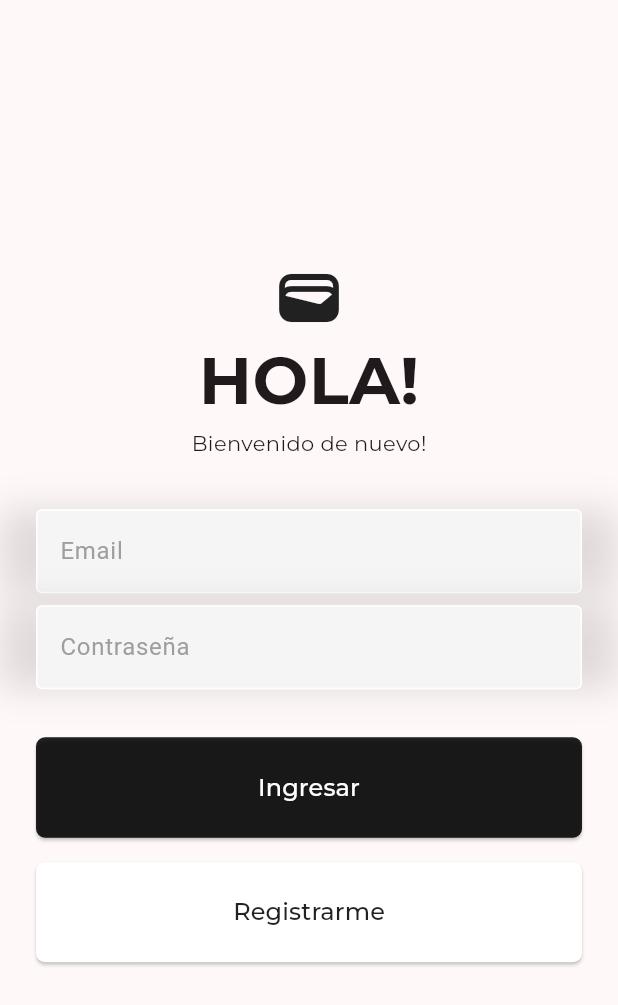
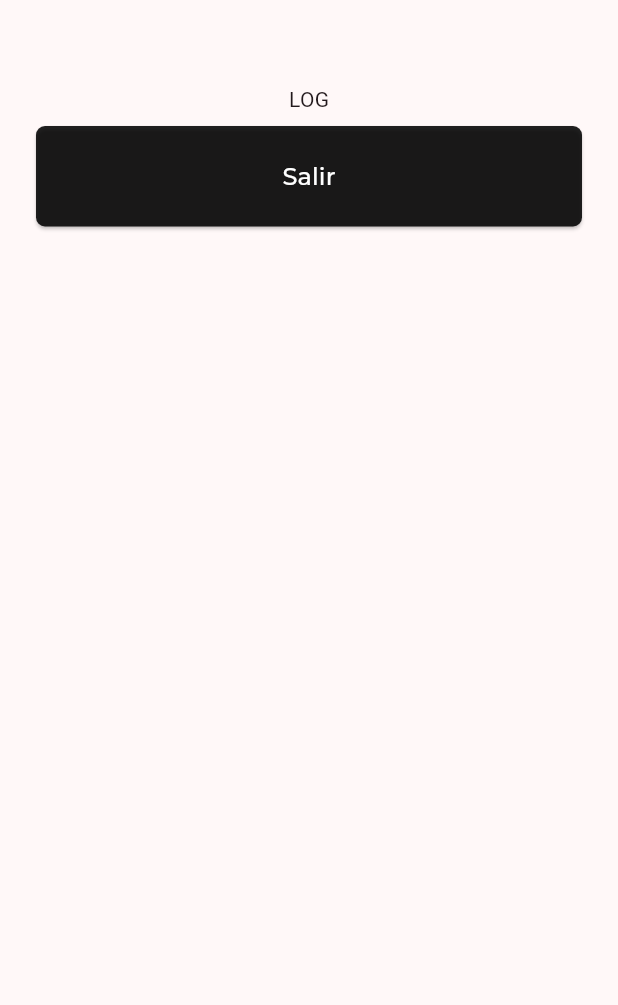
Before and after one commit to derlisrd/ovispa.app, a Flutter app: the screen it shows after launch, after a tap on "Ingresar", on a phone screen of 412 x 824 dp. Shown: the top 1005 px of the screen. Run offline on Flutter 3.47's test engine with Material 2 defaults, Android fonts, the phone set to English and light mode, and no system bars; our stand-ins replace google_fonts.

Commit message:
datos nuevos

```diff
--- a/ovispaapp/lib/src/routes/approutes.dart
+++ b/ovispaapp/lib/src/routes/approutes.dart
@@ -1,4 +1,5 @@
 import 'package:flutter/material.dart';
+import 'package:ovispaapp/src/screens/home/homescreen.dart';
 import '../screens/screens.dart';
 
 class AppRoutes {
@@ -7,7 +8,8 @@ class AppRoutes {
 
     return {
       LoginScreen.routeName :(context) => const LoginScreen(),
-      '/register':(context) => const RegisterScreen(),
+      RegisterScreen.routeName:(context) => const RegisterScreen(),
+      HomeScreen.routeName:(context) => const HomeScreen()
     };
   }
 }
--- a/ovispaapp/lib/src/screens/auth/login_screen.dart
+++ b/ovispaapp/lib/src/screens/auth/login_screen.dart
@@ -1,5 +1,6 @@
 import 'package:flutter/material.dart';
 import 'package:ovispaapp/src/screens/auth/register_screen.dart';
+import 'package:ovispaapp/src/screens/home/homescreen.dart';
 import 'package:ovispaapp/src/widgets/widgets.dart';
 
 class LoginScreen extends StatefulWidget {
@@ -15,27 +16,31 @@ class _LoginScreenState extends State<LoginScreen> {
   final emailController = TextEditingController();
   final passController = TextEditingController();
 
+
   @override
   Widget build(BuildContext context) {
     return  Scaffold(
       body: SafeArea(child:
-        Center(
+        SingleChildScrollView(
+          child: Center(
             child: Column(
               mainAxisAlignment: MainAxisAlignment.center,
               crossAxisAlignment: CrossAxisAlignment.center,
               children: [
-              const Icon(Icons.wallet, size: 48,),
+                const SizedBox(height: 64),
+                const Icon(Icons.wallet, size: 48),
                const MontseText(texto: 'HOLA!',style: TextStyle(fontSize: 44, fontWeight: FontWeight.bold)),
-             const MontseText(texto: 'Bienvenido de nuevo!',style: TextStyle(fontSize: 14)),
+               const MontseText(texto: 'Ingresa tus credenciales!',style: TextStyle(fontSize: 14)),
                 const SizedBox(height: 30,),
                 InputText(controller: emailController, hintText: 'Email'),
                 InputText(controller: passController, hintText: 'Contraseña', obscureText: true,),
                 const SizedBox(height: 20,),
-               PrimaryButton(text: "Ingresar", onTap: (){},),
+                 PrimaryButton(text: "Ingresar", onTap: (){ Navigator.pushReplacementNamed(context, HomeScreen.routeName);},),
                  SecondaryButton(text: "Registrarme", onTap: () {
                   Navigator.pushNamed(context,RegisterScreen.routeName);
                 },)
               ],
+            ),
           ),
         )
       ),
--- a/ovispaapp/lib/src/screens/auth/register_screen.dart
+++ b/ovispaapp/lib/src/screens/auth/register_screen.dart
@@ -19,13 +19,16 @@ class _RegisterScreenState extends State<RegisterScreen> {
     return  Scaffold(
       appBar: AppBar(),
       body:  SafeArea(
-        child: SafeArea(child:
+        child: SingleChildScrollView(child:
         Center(
           child: Column(
             mainAxisAlignment: MainAxisAlignment.center,
             crossAxisAlignment: CrossAxisAlignment.center,
             children: [
+              const Icon(Icons.wallet, size: 48,),
               const MontseText(texto: 'Registro',style: TextStyle(fontSize: 44, fontWeight: FontWeight.bold)),
+              const MontseText(texto: 'Usa tus datos para registrarte',style: TextStyle(fontSize: 14)),
+              const SizedBox(height: 20,),
               InputText(controller: nameController , hintText: "Nombre"),
               InputText(controller: emailController , hintText: "Email"),
               InputText(controller: passController , hintText: "Contraseña",obscureText: true,),
--- /dev/null
+++ b/ovispaapp/lib/src/screens/home/homescreen.dart
@@ -0,0 +1,23 @@
+import 'package:flutter/material.dart';
+import 'package:ovispaapp/src/screens/screens.dart';
+import 'package:ovispaapp/src/widgets/widgets.dart';
+
+
+class HomeScreen extends StatelessWidget {
+
+  static const routeName = '/home';
+
+  const HomeScreen({super.key});
+
+  @override
+  Widget build(BuildContext context) {
+    return  Scaffold(
+      appBar: AppBar(),
+      body:  Center(
+      child: Column(children: [
+        const Text('LOG'),
+        PrimaryButton(text: 'Salir', onTap: (){ Navigator.pushReplacementNamed(context, LoginScreen.routeName); })
+      ],),
+    ),);
+  }
+}
```
Also changed, not shown: 1 other file. Lines whose indentation alone changed are shown as unchanged.
